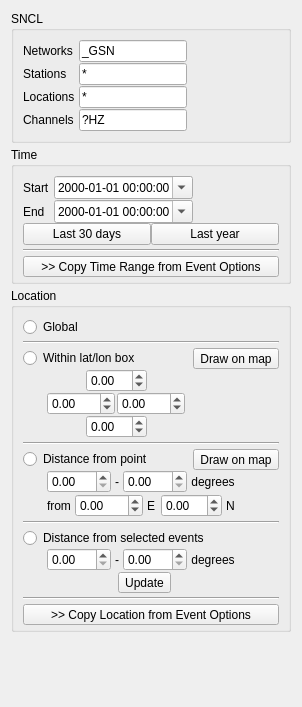
iris-edu/pyweed, file pyweed/gui/uic/StationOptionsWidget.ui: the form before one commit.
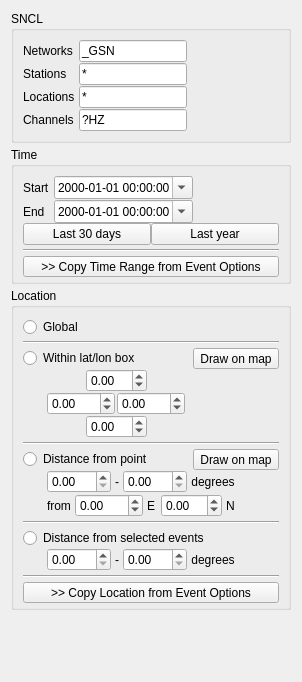
The form after the commit.

Diff of the .ui file:
```diff
--- a/pyweed/gui/uic/StationOptionsWidget.ui
+++ b/pyweed/gui/uic/StationOptionsWidget.ui
@@ -7,7 +7,7 @@
     <x>0</x>
     <y>0</y>
     <width>302</width>
-    <height>707</height>
+    <height>682</height>
    </rect>
   </property>
   <property name="sizePolicy">
@@ -756,27 +756,6 @@
               </item>
              </layout>
             </item>
-            <item>
-             <layout class="QHBoxLayout" name="horizontalLayout_12">
-              <property name="spacing">
-               <number>0</number>
-              </property>
-              <item>
-               <spacer name="horizontalSpacer_2">
-                <property name="orientation">
-                 <enum>Qt::Horizontal</enum>
-                </property>
-               </spacer>
-              </item>
-              <item>
-               <widget class="QToolButton" name="toolButton">
-                <property name="text">
-                 <string>Update</string>
-                </property>
-               </widget>
-              </item>
-             </layout>
-            </item>
            </layout>
           </item>
           <item>
```
